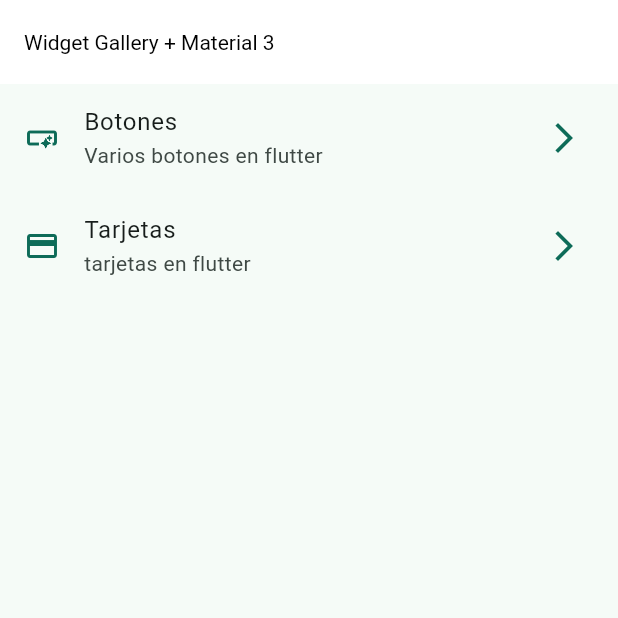
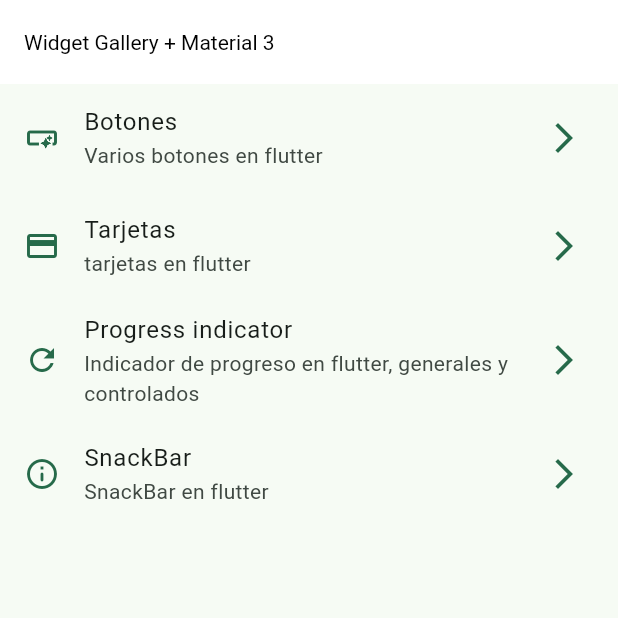
Before and after one commit to fswebcoder/widgets, a Flutter app: the screen it shows after launch, on a phone screen of 412 x 824 dp, the top half of it. Run offline on Flutter 3.47's test engine with Material 3 defaults, Android fonts, the phone set to English and light mode, and no system bars; our stand-ins replace go_router; missing offline and left inert: animated_snack_bar.

Commit message:
Refactor menu_items.dart: Add new menu items for progress indicator and snackbar

```diff
--- a/lib/config/menu/menu_items.dart
+++ b/lib/config/menu/menu_items.dart
@@ -26,4 +26,16 @@ const appMenuItems  = <MenuItems> [
       route: '/cards',
       icon: Icons.credit_card
     ),
+     MenuItems(
+      title: 'Progress indicator',
+      subTitle: 'Indicador de progreso en flutter, generales y controlados',
+      route: '/progress',
+      icon: Icons.refresh_outlined
+    ),
+    MenuItems(
+      title: 'SnackBar',
+      subTitle: 'SnackBar en flutter',
+      route: '/snackbars',
+      icon: Icons.info_outline_rounded
+    )
 ];
--- a/lib/config/router/app_router.dart
+++ b/lib/config/router/app_router.dart
@@ -3,6 +3,8 @@ import 'package:go_router/go_router.dart';
 import 'package:widgets/presentation/screens/botones/buttons_screnn.dart';
 import 'package:widgets/presentation/screens/card/cards_screen.dart';
 import 'package:widgets/presentation/screens/home/home_screen.dart';
+import 'package:widgets/presentation/screens/progress/progress_screnn.dart';
+import 'package:widgets/presentation/screens/snackbar/snackbar_screen.dart';
 
 final appRouter = GoRouter(
   initialLocation: '/',
@@ -21,6 +23,16 @@ final appRouter = GoRouter(
       path: '/cards',
       pageBuilder: (context, state) => _animationConfig(context, state, const CardsScreen()),
       builder: (context, state) => const CardsScreen(),
+    ),
+     GoRoute(
+      path: '/progress',
+      pageBuilder: (context, state) => _animationConfig(context, state, const ProgressScrenen()),
+      builder: (context, state) => const ProgressScrenen(),
+    ),
+     GoRoute(
+      path: '/snackbars',
+      pageBuilder: (context, state) => _animationConfig(context, state, const SnackbarScreen()),
+      builder: (context, state) => const SnackbarScreen(),
     )
   ],
 );
--- a/lib/main.dart
+++ b/lib/main.dart
@@ -14,7 +14,7 @@ class MainApp extends StatelessWidget {
     return MaterialApp.router(
       title: 'Main App',
       debugShowCheckedModeBanner: false,
-      theme:AppTheme(selecterColor: 26 ).getTheme(),
+      theme:AppTheme(selecterColor: 21 ).getTheme(),
       routerConfig: appRouter,
     );
   }
--- a/pubspec.yaml
+++ b/pubspec.yaml
@@ -28,6 +28,7 @@ environment:
 # the latest version available on pub.dev. To see which dependencies have newer
 # versions available, run `flutter pub outdated`.
 dependencies:
+  animated_snack_bar: ^0.4.0
   cupertino_icons: ^1.0.8
   flutter:
     sdk: flutter
```
Also changed, not shown: lib/presentation/screens/card/cards_screen.dart (+8 -0 lines), lib/presentation/screens/progress/progress_screnn.dart (+69 -3 lines), lib/presentation/screens/snackbar/snackbar_screen.dart (+58 -1 lines), pubspec.lock.
